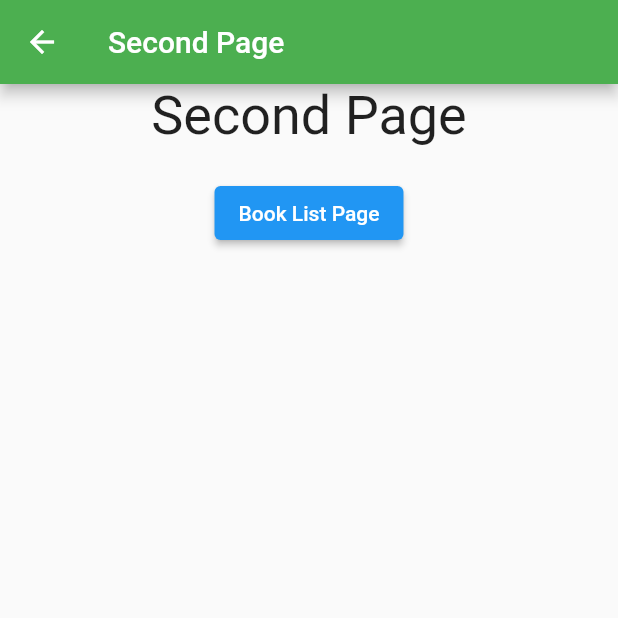
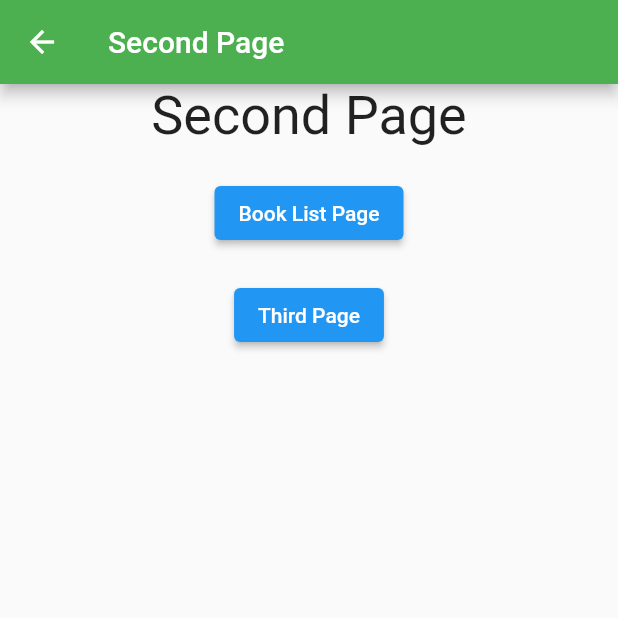
Before and after one commit to algonacci/basic-navigation, a Flutter app: the SecondPage screen opened by its route, on a phone screen of 412 x 824 dp, the top half of it. Run offline on Flutter 3.47's test engine with Material 2 defaults, Android fonts, the phone set to English and light mode, and no system bars.

```diff
--- a/lib/error_page.dart
+++ b/lib/error_page.dart
@@ -8,6 +8,7 @@ class ErrorPage extends StatelessWidget {
   @override
   Widget build(BuildContext context) {
     return Scaffold(
+      backgroundColor: Colors.red,
       appBar: AppBar(
         backgroundColor: Colors.red,
         title: const Text('Error Page Not Found!!'),
--- a/lib/generate_route.dart
+++ b/lib/generate_route.dart
@@ -3,6 +3,7 @@ import 'package:basic_navigation/book_list_page.dart';
 import 'package:basic_navigation/error_page.dart';
 import 'package:basic_navigation/first_page.dart';
 import 'package:basic_navigation/main_page.dart';
+import 'package:basic_navigation/third_page.dart';
 import 'package:flutter/cupertino.dart';
 import 'package:flutter/foundation.dart';
 import 'package:flutter/material.dart';
@@ -41,6 +42,8 @@ class LearnGeneratedRoute {
         var selectedBook = settings.arguments as Book;
         return createRoute(
             BookDetailPage(selectedBook: selectedBook), settings);
+      case ('/third-page'):
+        return createRoute(const ThirdPage(), settings);
       default:
         MaterialPageRoute(
           builder: (context) => const ErrorPage(),
--- a/lib/second_page.dart
+++ b/lib/second_page.dart
@@ -33,6 +33,17 @@ class SecondPage extends StatelessWidget {
                 'Book List Page',
               ),
             ),
+            const SizedBox(
+              height: 20,
+            ),
+            ElevatedButton(
+              onPressed: () => Navigator.of(context).pushNamed(
+                '/third-page',
+              ),
+              child: const Text(
+                'Third Page',
+              ),
+            ),
           ],
         ),
       ),
```
Also changed, not shown: lib/third_page.dart (added, +52 -0 lines).
